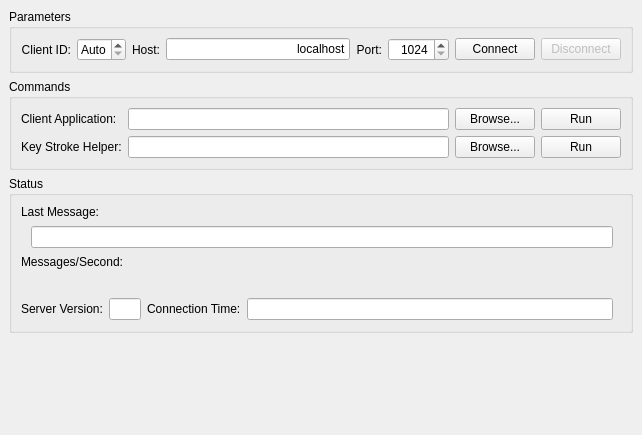
This is profit/workbench/widgets/ui_connectionwidget.ui in hpsilva/profitpy as Qt 5 draws it before an edit. The edited form follows.
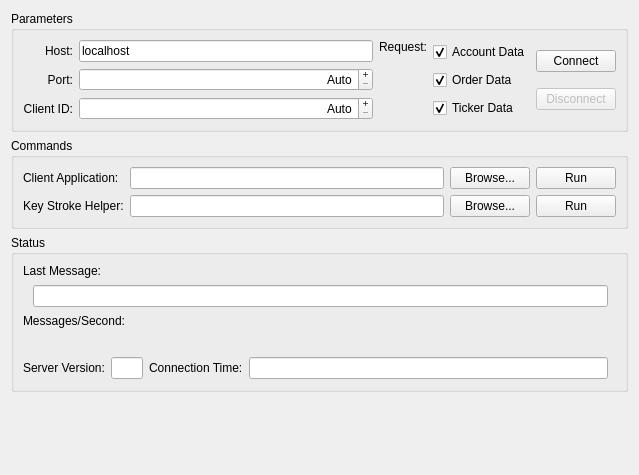
This is the edited form. Icons and pictures are not drawn. Custom widgets are drawn as their Qt base class.

Diff of the .ui file:
```diff
--- a/profit/workbench/widgets/ui_connectionwidget.ui
+++ b/profit/workbench/widgets/ui_connectionwidget.ui
@@ -5,107 +5,50 @@
    <rect>
     <x>0</x>
     <y>0</y>
-    <width>642</width>
-    <height>435</height>
+    <width>639</width>
+    <height>475</height>
    </rect>
   </property>
   <property name="windowTitle" >
    <string>Connection Display</string>
   </property>
-  <layout class="QVBoxLayout" >
-   <property name="spacing" >
-    <number>6</number>
-   </property>
-   <property name="margin" >
-    <number>9</number>
-   </property>
+  <layout class="QVBoxLayout" name="verticalLayout_3" >
    <item>
-    <widget class="QGroupBox" name="groupBox" >
+    <widget class="QGroupBox" name="groupBox_2" >
+     <property name="sizePolicy" >
+      <sizepolicy vsizetype="Preferred" hsizetype="Preferred" >
+       <horstretch>0</horstretch>
+       <verstretch>0</verstretch>
+      </sizepolicy>
+     </property>
      <property name="title" >
       <string>Parameters</string>
      </property>
      <property name="flat" >
       <bool>true</bool>
      </property>
-     <layout class="QHBoxLayout" >
-      <property name="spacing" >
-       <number>6</number>
-      </property>
-      <property name="margin" >
-       <number>9</number>
-      </property>
+     <layout class="QHBoxLayout" name="horizontalLayout" >
       <item>
-       <widget class="QLabel" name="label" >
-        <property name="sizePolicy" >
-         <sizepolicy vsizetype="Preferred" hsizetype="Minimum" >
-          <horstretch>0</horstretch>
-          <verstretch>0</verstretch>
-         </sizepolicy>
-        </property>
-        <property name="text" >
-         <string>Client ID:</string>
-        </property>
-        <property name="alignment" >
-         <set>Qt::AlignRight|Qt::AlignTrailing|Qt::AlignVCenter</set>
-        </property>
-       </widget>
-      </item>
-      <item>
-       <widget class="QSpinBox" name="clientIdSpin" >
-        <property name="alignment" >
-         <set>Qt::AlignRight</set>
-        </property>
-        <property name="specialValueText" >
-         <string>Auto</string>
-        </property>
-        <property name="minimum" >
-         <number>-1</number>
-        </property>
-        <property name="maximum" >
-         <number>999</number>
-        </property>
-        <property name="value" >
-         <number>-1</number>
-        </property>
-       </widget>
-      </item>
-      <item>
-       <widget class="QLabel" name="label" >
-        <property name="sizePolicy" >
-         <sizepolicy vsizetype="Preferred" hsizetype="Minimum" >
-          <horstretch>0</horstretch>
-          <verstretch>0</verstretch>
-         </sizepolicy>
-        </property>
+       <layout class="QGridLayout" name="gridLayout" >
+        <item row="1" column="0" colspan="2" >
+         <widget class="QLabel" name="label_5" >
         <property name="text" >
          <string>Host:</string>
         </property>
-       </widget>
-      </item>
-      <item>
+          <property name="alignment" >
+           <set>Qt::AlignRight|Qt::AlignTrailing|Qt::AlignVCenter</set>
+          </property>
+         </widget>
+        </item>
+        <item row="1" column="2" >
        <widget class="QLineEdit" name="hostNameEdit" >
-        <property name="sizePolicy" >
-         <sizepolicy vsizetype="Fixed" hsizetype="Minimum" >
-          <horstretch>1</horstretch>
-          <verstretch>0</verstretch>
-         </sizepolicy>
-        </property>
         <property name="text" >
          <string>localhost</string>
         </property>
-        <property name="alignment" >
-         <set>Qt::AlignRight</set>
-        </property>
-       </widget>
-      </item>
-      <item>
-       <widget class="QLabel" name="label" >
-        <property name="sizePolicy" >
-         <sizepolicy vsizetype="Preferred" hsizetype="Minimum" >
-          <horstretch>0</horstretch>
-          <verstretch>0</verstretch>
-         </sizepolicy>
-        </property>
+         </widget>
+        </item>
+        <item row="2" column="0" colspan="2" >
+         <widget class="QLabel" name="label_3" >
         <property name="text" >
          <string>Port:</string>
         </property>
@@ -114,19 +57,114 @@
         </property>
        </widget>
       </item>
-      <item>
+        <item row="2" column="2" >
        <widget class="QSpinBox" name="portNumberSpin" >
         <property name="alignment" >
          <set>Qt::AlignRight</set>
         </property>
+          <property name="buttonSymbols" >
+           <enum>QAbstractSpinBox::PlusMinus</enum>
+          </property>
+          <property name="specialValueText" >
+           <string>Auto</string>
+          </property>
         <property name="minimum" >
-         <number>1024</number>
+           <number>1023</number>
         </property>
         <property name="maximum" >
          <number>65536</number>
         </property>
-       </widget>
-      </item>
+          <property name="value" >
+           <number>1023</number>
+          </property>
+         </widget>
+        </item>
+        <item row="3" column="0" colspan="2" >
+         <widget class="QLabel" name="label_4" >
+          <property name="text" >
+           <string>Client ID:</string>
+          </property>
+          <property name="alignment" >
+           <set>Qt::AlignRight|Qt::AlignTrailing|Qt::AlignVCenter</set>
+          </property>
+         </widget>
+        </item>
+        <item row="3" column="2" >
+         <widget class="QSpinBox" name="clientIdSpin" >
+          <property name="alignment" >
+           <set>Qt::AlignRight</set>
+          </property>
+          <property name="buttonSymbols" >
+           <enum>QAbstractSpinBox::PlusMinus</enum>
+          </property>
+          <property name="specialValueText" >
+           <string>Auto</string>
+          </property>
+          <property name="minimum" >
+           <number>-1</number>
+          </property>
+          <property name="maximum" >
+           <number>999</number>
+          </property>
+          <property name="value" >
+           <number>-1</number>
+          </property>
+         </widget>
+        </item>
+       </layout>
+      </item>
+      <item>
+       <widget class="QLabel" name="label_2" >
+        <property name="sizePolicy" >
+         <sizepolicy vsizetype="Preferred" hsizetype="Minimum" >
+          <horstretch>0</horstretch>
+          <verstretch>0</verstretch>
+         </sizepolicy>
+        </property>
+        <property name="text" >
+         <string>Request:</string>
+        </property>
+        <property name="alignment" >
+         <set>Qt::AlignRight|Qt::AlignTop|Qt::AlignTrailing</set>
+        </property>
+       </widget>
+      </item>
+      <item>
+       <layout class="QVBoxLayout" name="verticalLayout" >
+        <item>
+         <widget class="QCheckBox" name="requestAccount" >
+          <property name="text" >
+           <string>Account Data</string>
+          </property>
+          <property name="checked" >
+           <bool>true</bool>
+          </property>
+         </widget>
+        </item>
+        <item>
+         <widget class="QCheckBox" name="requestOrders" >
+          <property name="text" >
+           <string>Order Data</string>
+          </property>
+          <property name="checked" >
+           <bool>true</bool>
+          </property>
+         </widget>
+        </item>
+        <item>
+         <widget class="QCheckBox" name="requestTickers" >
+          <property name="text" >
+           <string>Ticker Data</string>
+          </property>
+          <property name="checked" >
+           <bool>true</bool>
+          </property>
+         </widget>
+        </item>
+       </layout>
+      </item>
+      <item>
+       <layout class="QVBoxLayout" name="verticalLayout_2" >
       <item>
        <widget class="QPushButton" name="connectButton" >
         <property name="text" >
@@ -153,6 +191,17 @@
        </widget>
       </item>
      </layout>
+      </item>
+     </layout>
+     <zorder>portNumberSpin</zorder>
+     <zorder>label_4</zorder>
+     <zorder>clientIdSpin</zorder>
+     <zorder>label_5</zorder>
+     <zorder>label_3</zorder>
+     <zorder>hostNameEdit</zorder>
+     <zorder>label_2</zorder>
+     <zorder>disconnectButton</zorder>
+     <zorder>connectButton</zorder>
     </widget>
    </item>
    <item>
```
Lines whose indentation alone changed are shown as unchanged.
